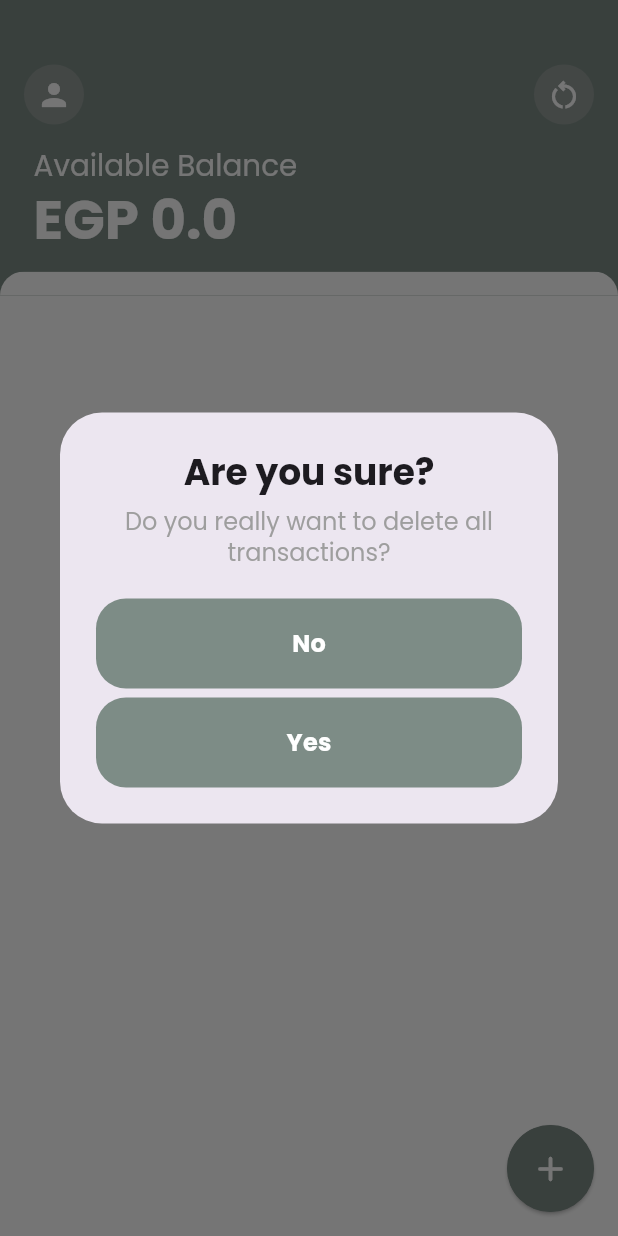
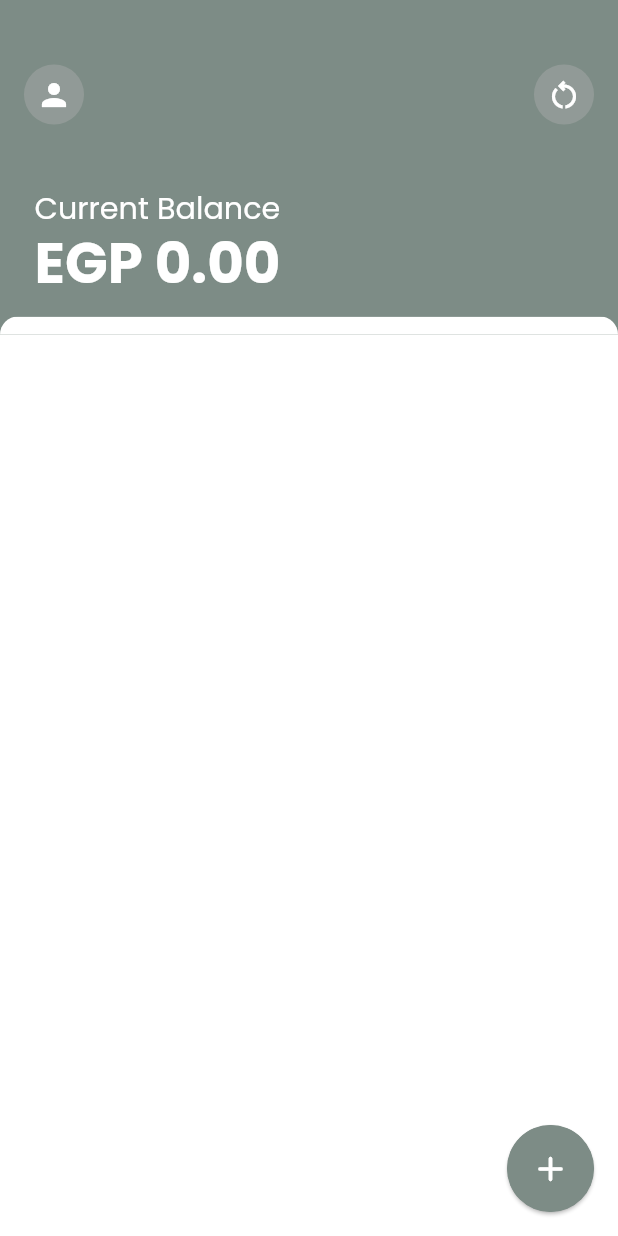
Before and after one commit to NOUR-MOWAFEY/money_flow, a Flutter app: the screen it shows after launch, after a tap on the "restart alt" icon, on a phone screen of 412 x 824 dp. Run offline on Flutter 3.47's test engine with Material 3 defaults, Android fonts, the light colour scheme and no system bars; our stand-ins replace animated_toggle_switch, fl_chart, flutter_bloc, flutter_slidable, font_awesome_flutter, hive and 4 more; accounts and stored records are empty.

Commit message:
add color to each category & add balance to transaction success state  & handle its states & create custom slidable so user can slide the transaction tile to delete or edit

```diff
--- a/lib/cubits/transactions_cubit/transactions_cubit.dart
+++ b/lib/cubits/transactions_cubit/transactions_cubit.dart
@@ -54,10 +54,10 @@ class TransactionsCubit extends Cubit<TransactionsState> {
   }
 
   // clear transactions
-  void clearTransactions() {
+  Future<void> clearTransactions() async {
     emit(TransactionsLoading());
     try {
-      hiveService.reset();
+      await hiveService.reset();
       final transactions = hiveService.getTransactions();
       emit(TransactionsSuccess(transactions));
     } catch (e) {
--- a/lib/cubits/transactions_cubit/transactions_state.dart
+++ b/lib/cubits/transactions_cubit/transactions_state.dart
@@ -9,7 +9,13 @@ class TransactionsLoading extends TransactionsState {}
 
 class TransactionsSuccess extends TransactionsState {
   final List<TransactionModel> transactions;
-  TransactionsSuccess(this.transactions);
+  final double balance;
+  TransactionsSuccess(this.transactions)
+    : balance = transactions.fold(0, (sum, transaction) {
+        return transaction.isExpense
+            ? sum - transaction.amount
+            : sum + transaction.amount;
+      });
 }
 
 class TransactionsFailure extends TransactionsState {
--- a/lib/models/transaction_model.dart
+++ b/lib/models/transaction_model.dart
@@ -16,14 +16,10 @@ class TransactionModel {
   @HiveField(3)
   final bool isExpense;
 
-  @HiveField(4)
-  final int icon;
-
   TransactionModel({
     required this.title,
     required this.amount,
     required this.date,
     required this.isExpense,
-    required this.icon,
   });
 }
--- a/lib/utils/show_confirmation_dialog.dart
+++ b/lib/utils/show_confirmation_dialog.dart
@@ -2,7 +2,6 @@ import 'package:flutter/material.dart';
 import 'package:money_flow/constants/app_colors.dart';
 import 'package:money_flow/services/hive_service.dart';
 import 'package:money_flow/widgets/custom_button.dart';
-import 'package:money_flow/widgets/home_view_app_bar.dart';
 
 class ShowConfirmationDialog {
   static Future<dynamic> showConfirmationDialog(
@@ -42,7 +41,7 @@ class ShowConfirmationDialog {
                   onTapYes ??
                   () async {
                     await HiveService().reset();
-                    BalanceController.updateBalance();
+
                     if (context.mounted) Navigator.pop(context);
                   },
             ),
--- a/lib/views/home_view.dart
+++ b/lib/views/home_view.dart
@@ -2,22 +2,11 @@ import 'package:flutter/material.dart';
 import 'package:money_flow/constants/app_colors.dart';
 import 'package:money_flow/widgets/custom_floating_action_button.dart';
 import 'package:money_flow/widgets/home_view_body.dart';
-import 'package:money_flow/widgets/home_view_app_bar.dart';
 
-class HomeView extends StatefulWidget {
+class HomeView extends StatelessWidget {
   const HomeView({super.key});
 
   @override
-  State<HomeView> createState() => _HomeViewState();
-}
-
-class _HomeViewState extends State<HomeView> {
-  @override
-  void initState() {
-    BalanceController.updateBalance();
-    super.initState();
-  }
-
   @override
   Widget build(BuildContext context) {
     return const Scaffold(
--- a/lib/widgets/add_transaction_button.dart
+++ b/lib/widgets/add_transaction_button.dart
@@ -32,7 +32,6 @@ class AddTransactionButton extends StatelessWidget {
                   isExpense:
                       addTransactionModel.transactionType.value ==
                       TransactionType.expenses,
-                  icon: addTransactionModel.category.value!.icon.codePoint,
                 );
                 await context.read<TransactionsCubit>().addTransaction(
                   transaction,
--- /dev/null
+++ b/lib/widgets/current_balance_text.dart
@@ -0,0 +1,23 @@
+import 'package:flutter/material.dart';
+import 'package:money_flow/constants/app_colors.dart';
+
+class CurrentBalanceText extends StatelessWidget {
+  const CurrentBalanceText({super.key, this.balance = 0, this.text});
+  final double balance;
+  final String? text;
+
+  @override
+  Widget build(BuildContext context) {
+    return FittedBox(
+      fit: BoxFit.scaleDown,
+      child: Text(
+        text == null ? 'EGP ${balance.toStringAsFixed(2)}' : text!,
+        style: const TextStyle(
+          fontSize: 26,
+          fontWeight: FontWeight.bold,
+          color: AppColors.white,
+        ),
+      ),
+    );
+  }
+}
--- a/lib/widgets/custom_sliver_app_bar.dart
+++ b/lib/widgets/custom_sliver_app_bar.dart
@@ -8,7 +8,7 @@ class CustomSliverAppBar extends StatelessWidget {
   @override
   Widget build(BuildContext context) {
     return SliverAppBar(
-      expandedHeight: 90,
+      expandedHeight: 120,
       pinned: true,
       automaticallyImplyLeading: false,
       backgroundColor: AppColors.primaryColor,
@@ -21,7 +21,7 @@ class CustomSliverAppBar extends StatelessWidget {
           child: HomeViewAppBar(),
         ),
 
-        expandedTitleScale: 1.4,
+        expandedTitleScale: 1.44,
         background: Container(height: 120, color: AppColors.primaryColor),
       ),
     );
--- a/lib/widgets/home_view_app_bar.dart
+++ b/lib/widgets/home_view_app_bar.dart
@@ -1,8 +1,8 @@
-import 'dart:developer';
-
 import 'package:flutter/material.dart';
+import 'package:flutter_bloc/flutter_bloc.dart';
 import 'package:money_flow/constants/app_colors.dart';
-import 'package:money_flow/services/hive_service.dart';
+import 'package:money_flow/cubits/transactions_cubit/transactions_cubit.dart';
+import 'package:money_flow/widgets/current_balance_text.dart';
 
 class HomeViewAppBar extends StatelessWidget {
   const HomeViewAppBar({super.key});
@@ -14,34 +14,21 @@ class HomeViewAppBar extends StatelessWidget {
       mainAxisSize: .min,
       children: [
         const Text(
-          'Available Balance',
+          'Current Balance',
           style: TextStyle(fontSize: 14, color: AppColors.white),
         ),
 
-        ValueListenableBuilder<double>(
-          valueListenable: BalanceController.balance,
-          builder: (context, value, _) {
-            return Text(
-              'EGP $value',
-              style: const TextStyle(
-                fontSize: 26,
-                fontWeight: FontWeight.bold,
-                color: AppColors.white,
-              ),
-            );
+        BlocBuilder<TransactionsCubit, TransactionsState>(
+          builder: (context, state) {
+            if (state is TransactionsSuccess) {
+              return CurrentBalanceText(balance: state.balance);
+            } else if (state is TransactionsFailure) {
+              return const CurrentBalanceText(text: 'Failed to load balance');
+            }
+            return const CurrentBalanceText(text: 'Loading...');
           },
         ),
       ],
     );
   }
 }
-
-class BalanceController {
-  static final ValueNotifier<double> balance = ValueNotifier(0);
-
-  static void updateBalance() {
-    final transactions = HiveService().getTransactions();
-    balance.value = transactions.fold(0.0, (sum, e) => sum + e.amount);
-    log(balance.value.toString());
-  }
-}
--- a/lib/widgets/reset_button.dart
+++ b/lib/widgets/reset_button.dart
@@ -1,6 +1,7 @@
 import 'package:flutter/material.dart';
+import 'package:flutter_bloc/flutter_bloc.dart';
 import 'package:money_flow/constants/app_colors.dart';
-import 'package:money_flow/utils/show_confirmation_dialog.dart';
+import 'package:money_flow/cubits/transactions_cubit/transactions_cubit.dart';
 
 class ResetButton extends StatelessWidget {
   const ResetButton({super.key});
@@ -8,7 +9,9 @@ class ResetButton extends StatelessWidget {
   @override
   Widget build(BuildContext context) {
     return InkWell(
-      onTap: () => ShowConfirmationDialog.showConfirmationDialog(context),
+      // onTap: () => ShowConfirmationDialog.showConfirmationDialog(context),
+      onTap: () async =>
+          await context.read<TransactionsCubit>().clearTransactions(),
       borderRadius: BorderRadius.circular(32),
 
       child: Container(
--- a/lib/widgets/transactions_list.dart
+++ b/lib/widgets/transactions_list.dart
@@ -9,7 +9,7 @@ class TransactionsList extends StatelessWidget {
   @override
   Widget build(BuildContext context) {
     return SliverPadding(
-      padding: const EdgeInsets.only(top: 16),
+      padding: const EdgeInsets.only(top: 12),
       sliver: SliverList.builder(
         itemCount: transactions.length,
         itemBuilder: (context, index) =>
--- a/pubspec.yaml
+++ b/pubspec.yaml
@@ -35,6 +35,7 @@ dependencies:
   flutter:
     sdk: flutter
   flutter_bloc: ^9.1.1
+  flutter_slidable: ^4.0.3
   font_awesome_flutter: ^11.0.0
   hive: ^2.2.3
   hive_flutter: ^1.1.0
```
Also changed, not shown: lib/constants/app_categories.dart (+152 -49 lines), lib/models/category_model.dart (+6 -1 lines), lib/widgets/category_item.dart (+3 -4 lines), lib/widgets/custom_slidable.dart (added, +44 -0 lines), lib/widgets/transaction_tile.dart (+37 -11 lines), lib/widgets/transaction_tile_price.dart (added, +36 -0 lines), lib/models/transaction_model.g.dart, pubspec.lock.
